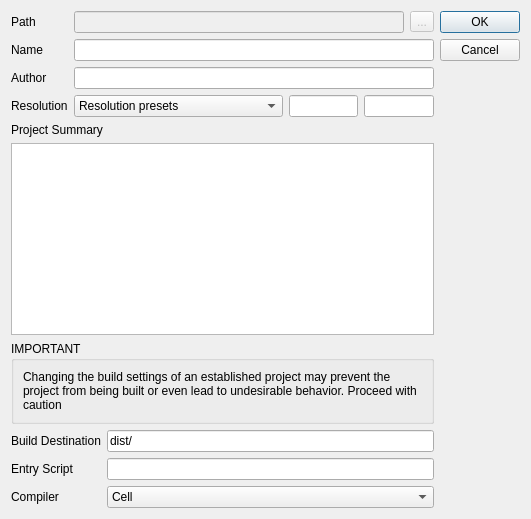
Qt form ui/projectpropertiesdialog.ui (Eggbertx/QtSphere-IDE) before a commit.
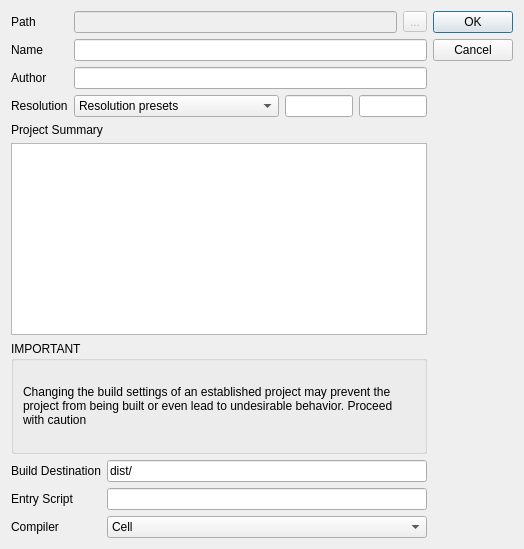
The same form after that commit.

Commit message: Add ProjectPropertiesDialog class, fix Windows taskbar icon

```diff
--- a/ui/projectpropertiesdialog.ui
+++ b/ui/projectpropertiesdialog.ui
@@ -2,6 +2,14 @@
 <ui version="4.0">
  <class>ProjectPropertiesDialog</class>
  <widget class="QDialog" name="ProjectPropertiesDialog">
+  <property name="geometry">
+   <rect>
+    <x>0</x>
+    <y>0</y>
+    <width>524</width>
+    <height>549</height>
+   </rect>
+  </property>
   <property name="windowTitle">
    <string>Project Properties</string>
   </property>
```
The commit also changes 3 other files.
